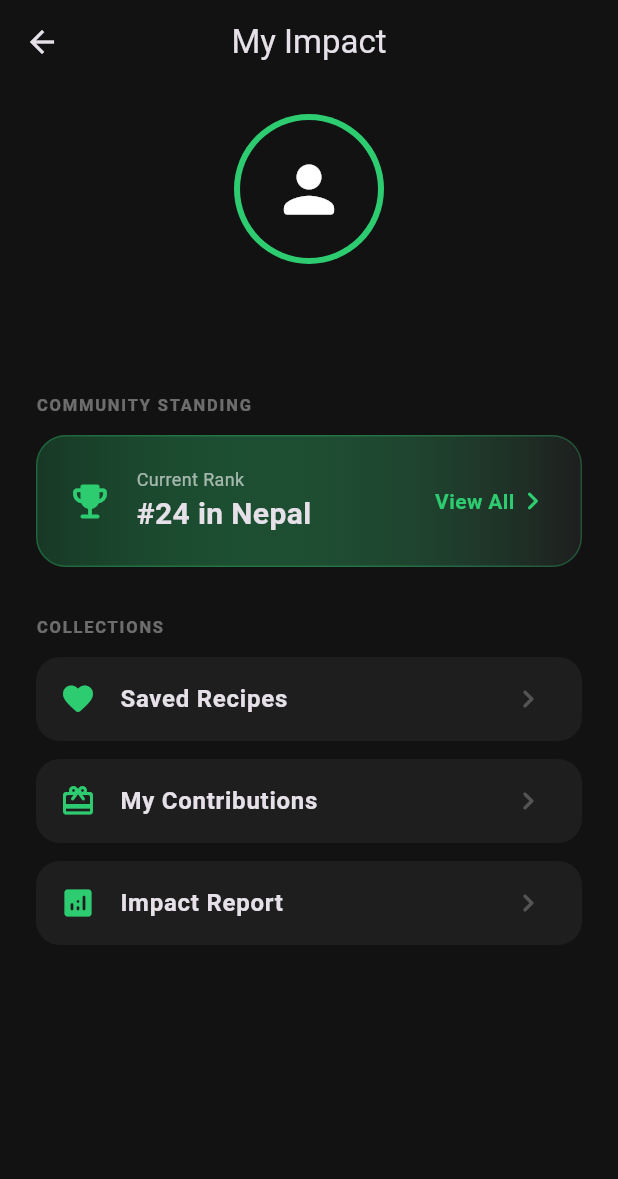
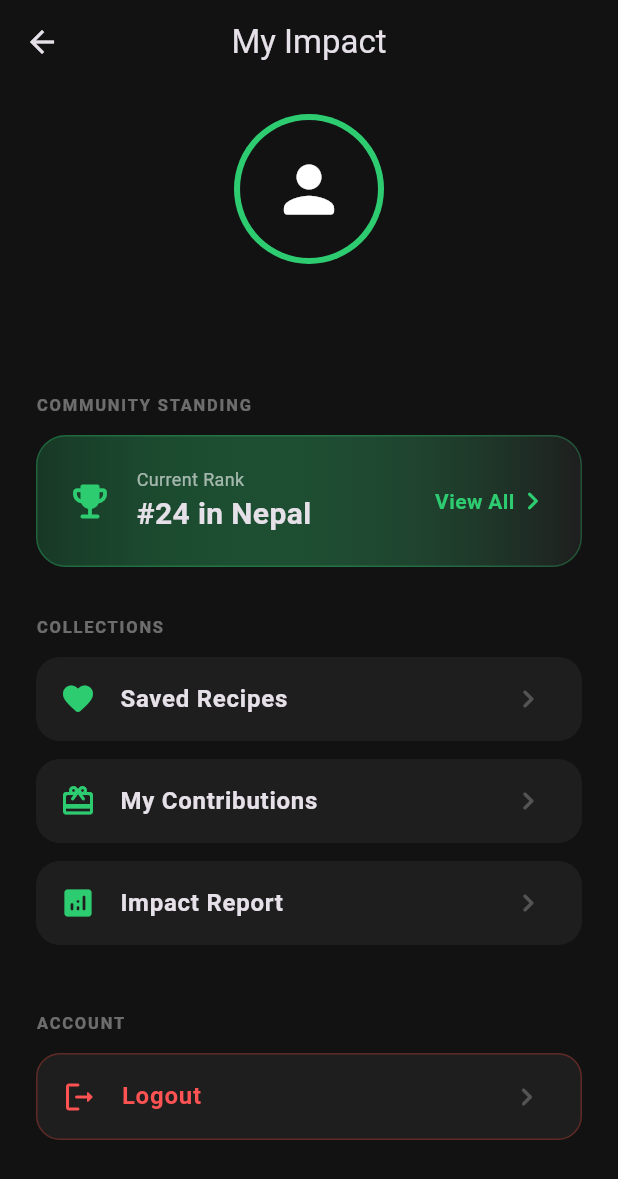
Before and after one commit to i-ces/RotNot, a Flutter app: the ProfilePage screen opened directly, on a phone screen of 412 x 824 dp. Shown: the top 1179 px of the screen. Run offline on Flutter 3.47's test engine with Material 3 defaults, Android fonts, the phone set to English and light mode, and no system bars; our stand-ins replace camera, firebase_auth, firebase_core, flutter_map, flutter_secure_storage, geolocator and 2 more; accounts and stored records are empty; network calls fail.

Commit message:
feat: added logout button with features

```diff
--- a/frontend/rotnot/lib/screens/profile.dart
+++ b/frontend/rotnot/lib/screens/profile.dart
@@ -36,43 +36,87 @@ class ProfilePage extends StatelessWidget {
                 child: CircleAvatar(
                   radius: 46,
                   backgroundColor: const Color(0xFF121212),
-                  child: const Icon(Icons.person_rounded, size: 50, color: Colors.white),
+                  child: const Icon(
+                    Icons.person_rounded,
+                    size: 50,
+                    color: Colors.white,
+                  ),
                 ),
               ),
             ),
             const SizedBox(height: 12),
-            Text(displayName, style: const TextStyle(fontSize: 22, fontWeight: FontWeight.bold)),
-            Text(email, style: const TextStyle(color: Colors.white60, fontSize: 13)),
+            Text(
+              displayName,
+              style: const TextStyle(fontSize: 22, fontWeight: FontWeight.bold),
+            ),
+            Text(
+              email,
+              style: const TextStyle(color: Colors.white60, fontSize: 13),
+            ),
             const SizedBox(height: 24),
 
             // --- 2. YOUR RANKING CARD (Gateway to Leaderboard) ---
             const Align(
               alignment: Alignment.centerLeft,
-              child: Text("COMMUNITY STANDING", style: TextStyle(color: Colors.white38, fontSize: 11, fontWeight: FontWeight.bold, letterSpacing: 1.2)),
+              child: Text(
+                "COMMUNITY STANDING",
+                style: TextStyle(
+                  color: Colors.white38,
+                  fontSize: 11,
+                  fontWeight: FontWeight.bold,
+                  letterSpacing: 1.2,
+                ),
+              ),
             ),
             const SizedBox(height: 12),
             GestureDetector(
-              onTap: () => Navigator.push(context, MaterialPageRoute(builder: (context) => const LeaderboardPage())),
+              onTap: () => Navigator.push(
+                context,
+                MaterialPageRoute(
+                  builder: (context) => const LeaderboardPage(),
+                ),
+              ),
               child: Container(
                 padding: const EdgeInsets.all(20),
                 decoration: BoxDecoration(
-                  gradient: LinearGradient(colors: [accentGreen.withOpacity(0.2), surfaceColor]),
+                  gradient: LinearGradient(
+                    colors: [accentGreen.withOpacity(0.2), surfaceColor],
+                  ),
                   borderRadius: BorderRadius.circular(20),
                   border: Border.all(color: accentGreen.withOpacity(0.3)),
                 ),
                 child: Row(
                   children: [
-                    const Icon(Icons.emoji_events_rounded, color: accentGreen, size: 30),
+                    const Icon(
+                      Icons.emoji_events_rounded,
+                      color: accentGreen,
+                      size: 30,
+                    ),
                     const SizedBox(width: 16),
                     Column(
                       crossAxisAlignment: CrossAxisAlignment.start,
                       children: [
-                        const Text("Current Rank", style: TextStyle(color: Colors.white60, fontSize: 12)),
-                        Text("#24 in Nepal", style: const TextStyle(fontSize: 20, fontWeight: FontWeight.bold)),
+                        const Text(
+                          "Current Rank",
+                          style: TextStyle(color: Colors.white60, fontSize: 12),
+                        ),
+                        Text(
+                          "#24 in Nepal",
+                          style: const TextStyle(
+                            fontSize: 20,
+                            fontWeight: FontWeight.bold,
+                          ),
+                        ),
                       ],
                     ),
                     const Spacer(),
-                    const Text("View All", style: TextStyle(color: accentGreen, fontWeight: FontWeight.bold)),
+                    const Text(
+                      "View All",
+                      style: TextStyle(
+                        color: accentGreen,
+                        fontWeight: FontWeight.bold,
+                      ),
+                    ),
                     const Icon(Icons.chevron_right_rounded, color: accentGreen),
                   ],
                 ),
@@ -84,28 +128,175 @@ class ProfilePage extends StatelessWidget {
             // --- 3. COLLECTIONS TILES ---
             const Align(
               alignment: Alignment.centerLeft,
-              child: Text("COLLECTIONS", style: TextStyle(color: Colors.white38, fontSize: 11, fontWeight: FontWeight.bold, letterSpacing: 1.2)),
+              child: Text(
+                "COLLECTIONS",
+                style: TextStyle(
+                  color: Colors.white38,
+                  fontSize: 11,
+                  fontWeight: FontWeight.bold,
+                  letterSpacing: 1.2,
+                ),
+              ),
             ),
             const SizedBox(height: 12),
-            _buildOptionTile(context, Icons.favorite_rounded, "Saved Recipes", const SavedRecipesPage()),
-            _buildOptionTile(context, Icons.card_giftcard_rounded, "My Contributions", const MyContributionsPage()),
-            _buildOptionTile(context, Icons.analytics_rounded, "Impact Report", const ImpactReportPage()),
+            _buildOptionTile(
+              context,
+              Icons.favorite_rounded,
+              "Saved Recipes",
+              const SavedRecipesPage(),
+            ),
+            _buildOptionTile(
+              context,
+              Icons.card_giftcard_rounded,
+              "My Contributions",
+              const MyContributionsPage(),
+            ),
+            _buildOptionTile(
+              context,
+              Icons.analytics_rounded,
+              "Impact Report",
+              const ImpactReportPage(),
+            ),
+
+            const SizedBox(height: 32),
+
+            // --- 4. LOGOUT BUTTON ---
+            const Align(
+              alignment: Alignment.centerLeft,
+              child: Text(
+                "ACCOUNT",
+                style: TextStyle(
+                  color: Colors.white38,
+                  fontSize: 11,
+                  fontWeight: FontWeight.bold,
+                  letterSpacing: 1.2,
+                ),
+              ),
+            ),
+            const SizedBox(height: 12),
+            _buildLogoutButton(context),
+
+            const SizedBox(height: 24),
           ],
         ),
       ),
     );
   }
 
-  Widget _buildOptionTile(BuildContext context, IconData icon, String title, Widget targetPage) {
+  Widget _buildOptionTile(
+    BuildContext context,
+    IconData icon,
+    String title,
+    Widget targetPage,
+  ) {
     return Container(
       margin: const EdgeInsets.only(bottom: 12),
-      decoration: BoxDecoration(color: surfaceColor, borderRadius: BorderRadius.circular(16)),
+      decoration: BoxDecoration(
+        color: surfaceColor,
+        borderRadius: BorderRadius.circular(16),
+      ),
       child: ListTile(
         leading: Icon(icon, color: accentGreen),
         title: Text(title, style: const TextStyle(fontWeight: FontWeight.w600)),
-        trailing: const Icon(Icons.chevron_right_rounded, color: Colors.white24),
-        onTap: () => Navigator.push(context, MaterialPageRoute(builder: (context) => targetPage)),
+        trailing: const Icon(
+          Icons.chevron_right_rounded,
+          color: Colors.white24,
+        ),
+        onTap: () => Navigator.push(
+          context,
+          MaterialPageRoute(builder: (context) => targetPage),
+        ),
       ),
     );
   }
+
+  Widget _buildLogoutButton(BuildContext context) {
+    return Container(
+      margin: const EdgeInsets.only(bottom: 12),
+      decoration: BoxDecoration(
+        color: surfaceColor,
+        borderRadius: BorderRadius.circular(16),
+        border: Border.all(color: Colors.red.withOpacity(0.3)),
+      ),
+      child: ListTile(
+        leading: const Icon(Icons.logout_rounded, color: Colors.redAccent),
+        title: const Text(
+          "Logout",
+          style: TextStyle(
+            fontWeight: FontWeight.w600,
+            color: Colors.redAccent,
+          ),
+        ),
+        trailing: const Icon(
+          Icons.chevron_right_rounded,
+          color: Colors.white24,
+        ),
+        onTap: () => _handleLogout(context),
+      ),
+    );
+  }
+
+  void _handleLogout(BuildContext context) async {
+    // Show confirmation dialog
+    final shouldLogout = await showDialog<bool>(
+      context: context,
+      builder: (context) => AlertDialog(
+        backgroundColor: surfaceColor,
+        shape: RoundedRectangleBorder(borderRadius: BorderRadius.circular(20)),
+        title: const Text("Logout"),
+        content: const Text("Are you sure you want to logout?"),
+        actions: [
+          TextButton(
+            onPressed: () => Navigator.pop(context, false),
+            child: const Text(
+              "Cancel",
+              style: TextStyle(color: Colors.white60),
+            ),
+          ),
+          TextButton(
+            onPressed: () => Navigator.pop(context, true),
+            child: const Text(
+              "Logout",
+              style: TextStyle(color: Colors.redAccent),
+            ),
+          ),
+        ],
+      ),
+    );
+
+    if (shouldLogout == true) {
+      try {
+        // Show loading indicator
+        showDialog(
+          context: context,
+          barrierDismissible: false,
+          builder: (context) => const Center(
+            child: CircularProgressIndicator(color: accentGreen),
+          ),
+        );
+
+        // Call logout from AuthService
+        await AuthService.logout();
+
+        // The AuthGate will automatically redirect to login screen
+        // due to authStateChanges stream, so we just pop the loading dialog
+        if (context.mounted) {
+          Navigator.pop(context); // Close loading dialog
+        }
+      } catch (e) {
+        // Close loading dialog
+        if (context.mounted) {
+          Navigator.pop(context);
+
+          // Show error message
+          ScaffoldMessenger.of(context).showSnackBar(
+            SnackBar(
+              content: Text("Logout failed: ${e.toString()}"),
+              backgroundColor: Colors.redAccent,
+            ),
+          );
+        }
+      }
+    }
+  }
 }
```
